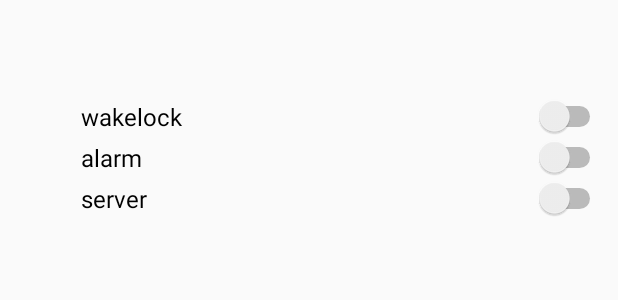
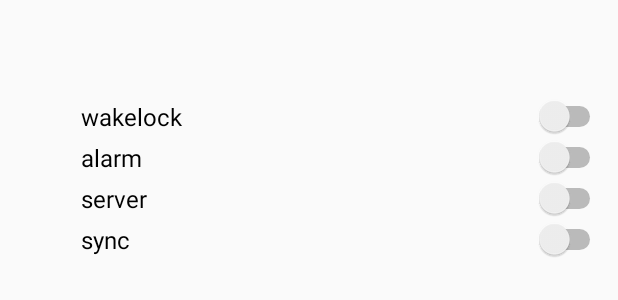
Before and after one commit to Jasper-1024/DeepSleep, an Android app: the layout item_app.xml on its own in the app's theme, with its tools: preview values and no code run, on a phone screen of 412 x 824 dp. Shown: the top 300 px of the screen. Run offline under Robolectric (Android 15) with nearby library versions, the phone set to English and light mode, and no system bars.

Commit message:
xposed sync 阻止正常

```diff
--- a/app/src/main/java/com/js/deepsleep/base/Enum.kt
+++ b/app/src/main/java/com/js/deepsleep/base/Enum.kt
@@ -1,7 +1,7 @@
 package com.js.deepsleep.base
 
 enum class Type(value: String) {
-    Wakelock("Wakelock"), Alarm("Alarm"), Service("Service")
+    Wakelock("Wakelock"), Alarm("Alarm"), Service("Service"), Sync("Sync")
 }
 
 enum class AppType(var type: Int) {
--- a/app/src/main/java/com/js/deepsleep/data/db/entity/AppSt.kt
+++ b/app/src/main/java/com/js/deepsleep/data/db/entity/AppSt.kt
@@ -13,5 +13,6 @@ data class AppSt(
     var flag: Boolean = false,//仅标记应用是否有限制
     var wakelock: Boolean = false,
     var alarm: Boolean = false,
-    var service: Boolean = false
+    var service: Boolean = false,
+    var sync: Boolean = false
 ) : Serializable
--- a/app/src/main/java/com/js/deepsleep/ui/app/AppViewModel.kt
+++ b/app/src/main/java/com/js/deepsleep/ui/app/AppViewModel.kt
@@ -42,7 +42,7 @@ class AppViewModel : ViewModel(), KoinComponent {
     fun saveSt(appSt: AppSt) {
         viewModelScope.launch(Dispatchers.Default) {
             appSt.let {
-                it.flag = it.wakelock || it.alarm || it.service
+                it.flag = it.wakelock || it.alarm || it.service || it.sync
             }
             appAR.setAppSt(appSt)
         }
--- a/app/src/main/java/com/js/deepsleep/ui/app/ItemApp.kt
+++ b/app/src/main/java/com/js/deepsleep/ui/app/ItemApp.kt
@@ -30,7 +30,10 @@ class ItemApp(
 
     // 获取 appSt 的不同
     private fun getStContent(appSt: AppSt): Int {
-        return getFlag(appSt.alarm) + getFlag(appSt.wakelock) * 2 + getFlag(appSt.service) * 4
+        return getFlag(appSt.alarm) +
+                getFlag(appSt.wakelock) * 2 +
+                getFlag(appSt.service) * 4 +
+                getFlag(appSt.sync) * 8
     }
 
     private fun getFlag(boolean: Boolean): Int {
--- a/app/src/main/java/com/js/deepsleep/xposed/hook/Alarm.kt
+++ b/app/src/main/java/com/js/deepsleep/xposed/hook/AlarmXp.kt
@@ -13,7 +13,7 @@ import de.robv.android.xposed.XposedBridge
 import de.robv.android.xposed.XposedHelpers
 import de.robv.android.xposed.callbacks.XC_LoadPackage
 
-class Alarm {
+class AlarmXp {
     companion object {
 
         private var pendingIntent: Class<*>? = null
--- a/app/src/main/java/com/js/deepsleep/xposed/hook/Wakelock.kt
+++ b/app/src/main/java/com/js/deepsleep/xposed/hook/WakelockXp.kt
@@ -8,7 +8,7 @@ import de.robv.android.xposed.XC_MethodHook
 import de.robv.android.xposed.XposedHelpers
 import de.robv.android.xposed.callbacks.XC_LoadPackage
 
-class Wakelock {
+class WakelockXp {
     companion object {
         fun hook(lpparam: XC_LoadPackage.LoadPackageParam) {
             XposedHelpers.findAndHookMethod(
--- a/app/src/main/java/com/js/deepsleep/xposed/model/XpAppSt.kt
+++ b/app/src/main/java/com/js/deepsleep/xposed/model/XpAppSt.kt
@@ -50,6 +50,7 @@ class XpAppSt(private val packageName: String) {
             Type.Wakelock -> appSt.wakelock
             Type.Alarm -> appSt.alarm
             Type.Service -> appSt.service
+            Type.Sync -> appSt.sync
         }
     }
 }
--- a/app/src/main/res/layout/item_app.xml
+++ b/app/src/main/res/layout/item_app.xml
@@ -67,7 +67,7 @@
             android:layout_height="wrap_content"
             android:layout_marginStart="8dp"
             android:layout_marginTop="8dp"
-            android:checked="@={item.data.st.wakelock}"
+            android:checked="@={!item.data.st.wakelock}"
             android:onClick="@{() -> item.handle.save(item.data.st)}"
             android:text="@string/wakelock"
             android:textSize="16sp"
@@ -81,7 +81,7 @@
             android:id="@+id/switch1"
             android:layout_width="0dp"
             android:layout_height="wrap_content"
-            android:checked="@={item.data.st.alarm}"
+            android:checked="@={!item.data.st.alarm}"
             android:onClick="@{() -> item.handle.save(item.data.st)}"
             android:text="@string/alarm"
             android:textSize="16sp"
@@ -95,7 +95,7 @@
             android:id="@+id/switch2"
             android:layout_width="0dp"
             android:layout_height="wrap_content"
-            android:checked="@={item.data.st.service}"
+            android:checked="@={!item.data.st.service}"
             android:onClick="@{() -> item.handle.save(item.data.st)}"
             android:text="@string/server"
             android:textSize="16sp"
@@ -105,5 +105,19 @@
             app:layout_constraintTop_toBottomOf="@+id/switch1"
             tools:ignore="UseSwitchCompatOrMaterialXml" />
 
+        <Switch
+            android:id="@+id/switch4"
+            android:layout_width="0dp"
+            android:layout_height="wrap_content"
+            android:checked="@={!item.data.st.sync}"
+            android:onClick="@{() -> item.handle.save(item.data.st)}"
+            android:text="@string/sync"
+            android:textSize="16sp"
+            android:visibility="@{item.load? View.VISIBLE : View.GONE}"
+            app:layout_constraintEnd_toEndOf="parent"
+            app:layout_constraintStart_toStartOf="@+id/switch2"
+            app:layout_constraintTop_toBottomOf="@+id/switch2"
+            tools:ignore="MissingConstraints,UseSwitchCompatOrMaterialXml" />
+
     </androidx.constraintlayout.widget.ConstraintLayout>
 </layout>
--- a/app/src/main/res/values/strings.xml
+++ b/app/src/main/res/values/strings.xml
@@ -14,4 +14,5 @@
     <string name="alarm">alarm</string>
     <string name="server">server</string>
     <string name="xposeddescription">an test module</string>
+    <string name="sync">sync</string>
 </resources>
```
Also changed, not shown: app/src/main/java/com/js/deepsleep/xposed/XposedModule.kt (+4 -6 lines), app/src/main/java/com/js/deepsleep/xposed/hook/ServiceXp.kt (+15 -15 lines), app/src/main/java/com/js/deepsleep/xposed/hook/SyncXp.kt (added, +43 -0 lines), 2 other files.
